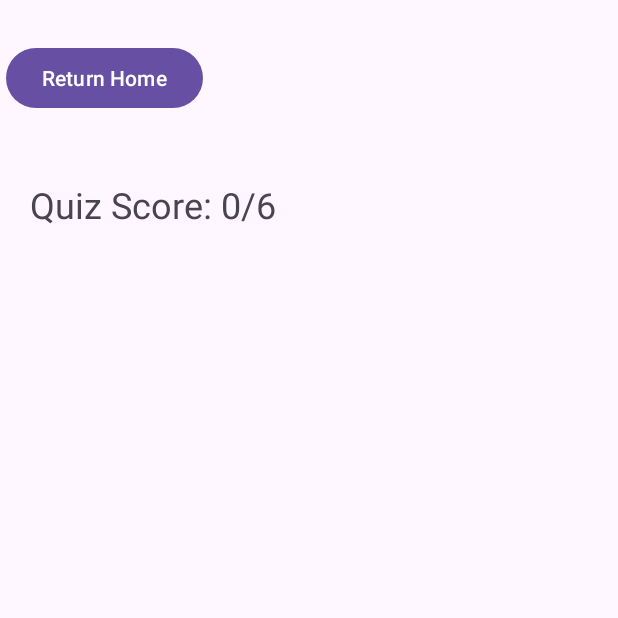
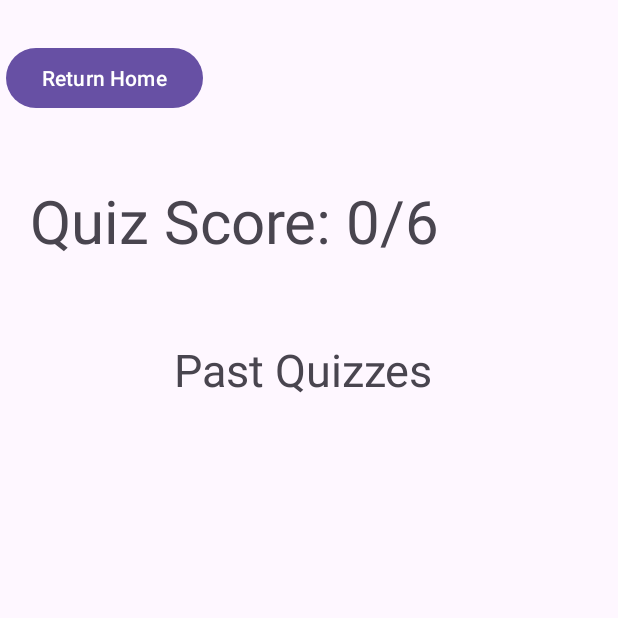
Before and after one commit to George-Tharpe/CountryQuiz, an Android app: the fragment QuizResultsFragment placed in its activity, on a phone screen of 412 x 824 dp, the top half of it. Run offline under Robolectric (Android 15) with nearby library versions, the phone set to English and light mode, and no system bars.

Commit message:
made some final ui changes

```diff
--- a/app/src/main/java/edu/uga/cs/countryquiz/QuizResultsFragment.java
+++ b/app/src/main/java/edu/uga/cs/countryquiz/QuizResultsFragment.java
@@ -32,10 +32,11 @@ public class QuizResultsFragment extends Fragment {
         //Show past Quizzes
         savedQuizzes = QuizContainerFragment.getSavedQuizData();
 
-        // Display the past quiz data and scores
+        // Display the past quiz data and scores in reverse order
         TextView quizDataTextView = view.findViewById(R.id.quiz_data_text_view);
         StringBuilder stringBuilder = new StringBuilder();
-        for (SavedQuizData quizData : savedQuizzes) {
+        for (int i = savedQuizzes.size() - 1; i >= 0; i--) {
+            SavedQuizData quizData = savedQuizzes.get(i);
             stringBuilder.append("Quiz Date: ").append(quizData.getDate()).append("\n");
             stringBuilder.append("Score: ").append(quizData.getScore()).append("/6\n\n");
         }
--- a/app/src/main/res/layout/fragment_quiz_results.xml
+++ b/app/src/main/res/layout/fragment_quiz_results.xml
@@ -18,21 +18,34 @@
             android:layout_marginTop="104dp"
             android:padding="16dp"
             android:text="Your Score:"
-            android:textSize="24sp"
+            android:textSize="40sp"
             app:layout_constraintStart_toStartOf="parent"
             app:layout_constraintTop_toTopOf="parent" />
+
+        <TextView
+            android:id="@+id/past_quiz"
+            android:layout_width="wrap_content"
+            android:layout_height="wrap_content"
+            android:layout_marginStart="100dp"
+            android:layout_marginTop="20dp"
+            android:padding="16dp"
+            android:text="Past Quizzes"
+            android:textSize="30sp"
+            app:layout_constraintLeft_toLeftOf="parent"
+            app:layout_constraintRight_toRightOf="parent"
+            app:layout_constraintStart_toStartOf="parent"
+            app:layout_constraintTop_toBottomOf="@+id/score_text_view" />
 
         <TextView
             android:id="@+id/quiz_data_text_view"
             android:layout_width="wrap_content"
             android:layout_height="wrap_content"
             android:layout_marginStart="4dp"
-            android:layout_marginTop="16dp"
+            android:layout_marginTop="40dp"
             android:padding="16dp"
-            android:text="Past Quiz Data:"
             android:textSize="20sp"
             app:layout_constraintStart_toStartOf="parent"
-            app:layout_constraintTop_toBottomOf="@+id/score_text_view" />
+            app:layout_constraintTop_toBottomOf="@+id/past_quiz" />
 
         <Button
             android:id="@+id/homeButton"
```
